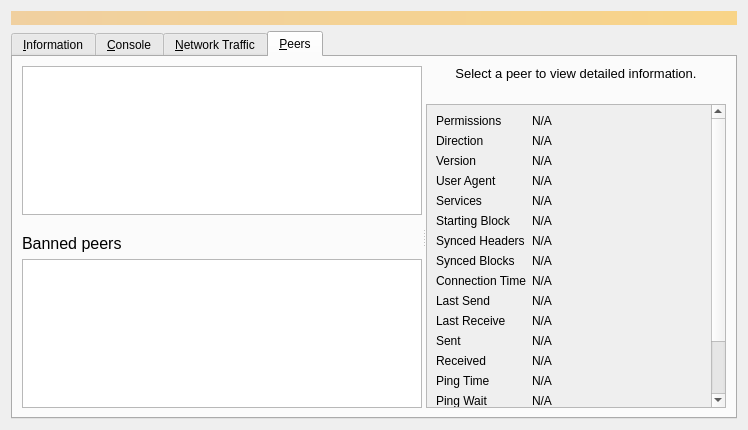
This is src/qt/forms/debugwindow.ui in widecoin-project/widecoin as Qt 5 draws it before an edit. The edited form follows.
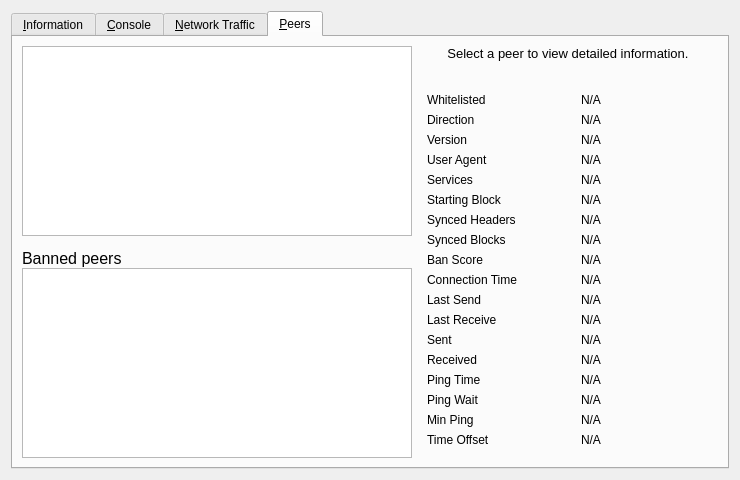
This is the edited form. The open tabs and pages were chosen to show the change. Icons and pictures are not drawn. Custom widgets are drawn as their Qt base class.

What changed in the file:
```diff
--- a/src/qt/forms/debugwindow.ui
+++ b/src/qt/forms/debugwindow.ui
@@ -14,25 +14,6 @@
    <string>Node window</string>
   </property>
   <layout class="QVBoxLayout" name="verticalLayout_2">
-   <item>
-    <widget class="QLabel" name="label_alerts">
-     <property name="visible">
-      <bool>false</bool>
-     </property>
-     <property name="styleSheet">
-      <string notr="true">QLabel { background-color: qlineargradient(x1: 0, y1: 0, x2: 1, y2: 0, stop:0 #F0D0A0, stop:1 #F8D488); color:#000000; }</string>
-     </property>
-     <property name="wordWrap">
-      <bool>true</bool>
-     </property>
-     <property name="margin">
-      <number>3</number>
-     </property>
-     <property name="textInteractionFlags">
-      <set>Qt::TextSelectableByMouse</set>
-     </property>
-    </widget>
-   </item>
    <item>
     <widget class="QTabWidget" name="tabWidget">
      <property name="currentIndex">
@@ -921,31 +902,17 @@
       <attribute name="title">
        <string>&amp;Peers</string>
       </attribute>
-      <layout class="QVBoxLayout" name="verticalLayout_6">
-       <item>
-        <widget class="QSplitter" name="splitter">
-         <property name="orientation">
-          <enum>Qt::Horizontal</enum>
+      <layout class="QGridLayout" name="gridLayout_2">
+       <item row="0" column="0" rowspan="2">
+        <layout class="QVBoxLayout" name="verticalLayout_101">
+         <property name="spacing">
+          <number>0</number>
          </property>
-         <property name="childrenCollapsible">
-          <bool>false</bool>
-         </property>
-         <widget class="QWidget" name="widget_1" native="true">
-          <property name="sizePolicy">
-           <sizepolicy hsizetype="MinimumExpanding" vsizetype="Preferred">
-            <horstretch>1</horstretch>
-            <verstretch>0</verstretch>
-           </sizepolicy>
-          </property>
-          <property name="minimumSize">
-           <size>
-            <width>400</width>
-            <height>0</height>
-           </size>
-          </property>
-          <layout class="QVBoxLayout" name="verticalLayout_7">
            <item>
             <widget class="QTableView" name="peerWidget">
+           <property name="horizontalScrollBarPolicy">
+            <enum>Qt::ScrollBarAsNeeded</enum>
+           </property>
              <property name="tabKeyNavigation">
               <bool>false</bool>
              </property>
@@ -967,7 +934,7 @@
              </property>
              <property name="minimumSize">
               <size>
-               <width>0</width>
+             <width>300</width>
                <height>32</height>
               </size>
              </property>
@@ -1001,6 +968,15 @@
            </item>
            <item>
             <widget class="QTableView" name="banlistWidget">
+           <property name="sizePolicy">
+            <sizepolicy hsizetype="Expanding" vsizetype="Expanding">
+             <horstretch>0</horstretch>
+             <verstretch>0</verstretch>
+            </sizepolicy>
+           </property>
+           <property name="horizontalScrollBarPolicy">
+            <enum>Qt::ScrollBarAsNeeded</enum>
+           </property>
              <property name="tabKeyNavigation">
               <bool>false</bool>
              </property>
@@ -1013,22 +989,8 @@
             </widget>
            </item>
           </layout>
-         </widget>
-         <widget class="QWidget" name="widget_2" native="true">
-          <property name="sizePolicy">
-           <sizepolicy hsizetype="Minimum" vsizetype="Preferred">
-            <horstretch>0</horstretch>
-            <verstretch>0</verstretch>
-           </sizepolicy>
-          </property>
-          <property name="minimumSize">
-           <size>
-            <width>300</width>
-            <height>0</height>
-           </size>
-          </property>
-          <layout class="QVBoxLayout" name="verticalLayout_8">
-           <item>
+       </item>
+       <item row="0" column="1">
             <widget class="QLabel" name="peerHeading">
              <property name="sizePolicy">
               <sizepolicy hsizetype="Preferred" vsizetype="Minimum">
@@ -1038,7 +1000,7 @@
              </property>
              <property name="minimumSize">
               <size>
-               <width>0</width>
+           <width>300</width>
                <height>32</height>
               </size>
              </property>
@@ -1064,30 +1026,24 @@
              </property>
             </widget>
            </item>
-           <item>
-            <widget class="QScrollArea" name="scrollArea">
-             <property name="widgetResizable">
-              <bool>true</bool>
-             </property>
-             <widget class="QWidget" name="detailWidget">
-              <property name="geometry">
-               <rect>
-                <x>0</x>
-                <y>0</y>
+       <item row="1" column="1">
+        <widget class="QWidget" name="detailWidget" native="true">
+         <property name="minimumSize">
+          <size>
                 <width>300</width>
-                <height>426</height>
-               </rect>
-              </property>
-              <layout class="QGridLayout" name="gridLayout_2" columnstretch="0,1">
+           <height>0</height>
+          </size>
+         </property>
+         <layout class="QGridLayout" name="gridLayout_3">
                <item row="0" column="0">
                 <widget class="QLabel" name="label_30">
                  <property name="text">
-                  <string>Permissions</string>
+             <string>Whitelisted</string>
                  </property>
                 </widget>
                </item>
-               <item row="0" column="1">
-                <widget class="QLabel" name="peerPermissions">
+          <item row="0" column="2">
+           <widget class="QLabel" name="peerWhitelisted">
                  <property name="cursor">
                   <cursorShape>IBeamCursor</cursorShape>
                  </property>
@@ -1109,7 +1065,7 @@
                  </property>
                 </widget>
                </item>
-               <item row="1" column="1">
+          <item row="1" column="2">
                 <widget class="QLabel" name="peerDirection">
                  <property name="cursor">
                   <cursorShape>IBeamCursor</cursorShape>
@@ -1132,7 +1088,7 @@
                  </property>
                 </widget>
                </item>
-               <item row="2" column="1">
+          <item row="2" column="2">
                 <widget class="QLabel" name="peerVersion">
                  <property name="cursor">
                   <cursorShape>IBeamCursor</cursorShape>
@@ -1155,7 +1111,7 @@
                  </property>
                 </widget>
                </item>
-               <item row="3" column="1">
+          <item row="3" column="2">
                 <widget class="QLabel" name="peerSubversion">
                  <property name="cursor">
                   <cursorShape>IBeamCursor</cursorShape>
@@ -1178,7 +1134,7 @@
                  </property>
                 </widget>
                </item>
-               <item row="4" column="1">
+          <item row="4" column="2">
                 <widget class="QLabel" name="peerServices">
                  <property name="cursor">
                   <cursorShape>IBeamCursor</cursorShape>
@@ -1201,7 +1157,7 @@
                  </property>
                 </widget>
                </item>
-               <item row="5" column="1">
+          <item row="5" column="2">
                 <widget class="QLabel" name="peerHeight">
                  <property name="cursor">
                   <cursorShape>IBeamCursor</cursorShape>
@@ -1224,7 +1180,7 @@
                  </property>
                 </widget>
                </item>
-               <item row="6" column="1">
+          <item row="6" column="2">
                 <widget class="QLabel" name="peerSyncHeight">
                  <property name="cursor">
                   <cursorShape>IBeamCursor</cursorShape>
@@ -1247,7 +1203,7 @@
                  </property>
                 </widget>
                </item>
-               <item row="7" column="1">
+          <item row="7" column="2">
                 <widget class="QLabel" name="peerCommonHeight">
                  <property name="cursor">
                   <cursorShape>IBeamCursor</cursorShape>
@@ -1264,13 +1220,36 @@
                 </widget>
                </item>
                <item row="8" column="0">
+           <widget class="QLabel" name="label_24">
+            <property name="text">
+             <string>Ban Score</string>
+            </property>
+           </widget>
+          </item>
+          <item row="8" column="2">
+           <widget class="QLabel" name="peerBanScore">
+            <property name="cursor">
+             <cursorShape>IBeamCursor</cursorShape>
+            </property>
+            <property name="text">
+             <string>N/A</string>
+            </property>
+            <property name="textFormat">
+             <enum>Qt::PlainText</enum>
+            </property>
+            <property name="textInteractionFlags">
+             <set>Qt::LinksAccessibleByMouse|Qt::TextSelectableByKeyboard|Qt::TextSelectableByMouse</set>
+            </property>
+           </widget>
+          </item>
+          <item row="9" column="0">
                 <widget class="QLabel" name="label_22">
                  <property name="text">
                   <string>Connection Time</string>
                  </property>
                 </widget>
                </item>
-               <item row="8" column="1">
+          <item row="9" column="2">
                 <widget class="QLabel" name="peerConnTime">
                  <property name="cursor">
                   <cursorShape>IBeamCursor</cursorShape>
@@ -1286,14 +1265,14 @@
                  </property>
                 </widget>
                </item>
-               <item row="9" column="0">
+          <item row="10" column="0">
                 <widget class="QLabel" name="label_15">
                  <property name="text">
                   <string>Last Send</string>
                  </property>
                 </widget>
                </item>
-               <item row="9" column="1">
+          <item row="10" column="2">
                 <widget class="QLabel" name="peerLastSend">
                  <property name="cursor">
                   <cursorShape>IBeamCursor</cursorShape>
@@ -1309,14 +1288,14 @@
                  </property>
                 </widget>
                </item>
-               <item row="10" column="0">
+          <item row="11" column="0">
                 <widget class="QLabel" name="label_19">
                  <property name="text">
                   <string>Last Receive</string>
                  </property>
                 </widget>
                </item>
-               <item row="10" column="1">
+          <item row="11" column="2">
                 <widget class="QLabel" name="peerLastRecv">
                  <property name="cursor">
                   <cursorShape>IBeamCursor</cursorShape>
@@ -1332,14 +1311,14 @@
                  </property>
                 </widget>
                </item>
-               <item row="11" column="0">
+          <item row="12" column="0">
                 <widget class="QLabel" name="label_18">
                  <property name="text">
                   <string>Sent</string>
                  </property>
                 </widget>
                </item>
-               <item row="11" column="1">
+          <item row="12" column="2">
                 <widget class="QLabel" name="peerBytesSent">
                  <property name="cursor">
                   <cursorShape>IBeamCursor</cursorShape>
@@ -1355,14 +1334,14 @@
                  </property>
                 </widget>
                </item>
-               <item row="12" column="0">
+          <item row="13" column="0">
                 <widget class="QLabel" name="label_20">
                  <property name="text">
                   <string>Received</string>
                  </property>
                 </widget>
                </item>
-               <item row="12" column="1">
+          <item row="13" column="2">
                 <widget class="QLabel" name="peerBytesRecv">
                  <property name="cursor">
                   <cursorShape>IBeamCursor</cursorShape>
@@ -1378,14 +1357,14 @@
                  </property>
                 </widget>
                </item>
-               <item row="13" column="0">
+          <item row="14" column="0">
                 <widget class="QLabel" name="label_26">
                  <property name="text">
                   <string>Ping Time</string>
                  </property>
                 </widget>
                </item>
-               <item row="13" column="1">
+          <item row="14" column="2">
                 <widget class="QLabel" name="peerPingTime">
                  <property name="cursor">
                   <cursorShape>IBeamCursor</cursorShape>
@@ -1401,7 +1380,7 @@
                  </property>
                 </widget>
                </item>
-               <item row="14" column="0">
+          <item row="15" column="0">
                 <widget class="QLabel" name="peerPingWaitLabel">
                  <property name="toolTip">
                   <string>The duration of a currently outstanding ping.</string>
@@ -1411,7 +1390,7 @@
                  </property>
                 </widget>
                </item>
-               <item row="14" column="1">
+          <item row="15" column="2">
                 <widget class="QLabel" name="peerPingWait">
                  <property name="cursor">
                   <cursorShape>IBeamCursor</cursorShape>
@@ -1427,14 +1406,14 @@
                  </property>
                 </widget>
                </item>
-               <item row="15" column="0">
+          <item row="16" column="0">
                 <widget class="QLabel" name="peerMinPingLabel">
                  <property name="text">
                   <string>Min Ping</string>
                  </property>
                 </widget>
                </item>
-               <item row="15" column="1">
+          <item row="16" column="2">
                 <widget class="QLabel" name="peerMinPing">
                  <property name="cursor">
                   <cursorShape>IBeamCursor</cursorShape>
@@ -1450,14 +1429,14 @@
                  </property>
                 </widget>
                </item>
-               <item row="16" column="0">
+          <item row="17" column="0">
                 <widget class="QLabel" name="label_timeoffset">
                  <property name="text">
                   <string>Time Offset</string>
                  </property>
                 </widget>
                </item>
-               <item row="16" column="1">
+          <item row="17" column="2">
                 <widget class="QLabel" name="timeoffset">
                  <property name="cursor">
                   <cursorShape>IBeamCursor</cursorShape>
@@ -1473,33 +1452,7 @@
                  </property>
                 </widget>
                </item>
-               <item row="17" column="0">
-                <widget class="QLabel" name="peerMappedASLabel">
-                 <property name="toolTip">
-                  <string>The mapped Autonomous System used for diversifying peer selection.</string>
-                 </property>
-                 <property name="text">
-                  <string>Mapped AS</string>
-                 </property>
-                </widget>
-               </item>
-               <item row="17" column="1">
-                <widget class="QLabel" name="peerMappedAS">
-                 <property name="cursor">
-                  <cursorShape>IBeamCursor</cursorShape>
-                 </property>
-                 <property name="text">
-                  <string>N/A</string>
-                 </property>
-                 <property name="textFormat">
-                  <enum>Qt::PlainText</enum>
-                 </property>
-                 <property name="textInteractionFlags">
-                  <set>Qt::LinksAccessibleByMouse|Qt::TextSelectableByKeyboard|Qt::TextSelectableByMouse</set>
-                 </property>
-                </widget>
-               </item>
-               <item row="18" column="0">
+          <item row="18" column="1">
                 <spacer name="verticalSpacer_3">
                  <property name="orientation">
                   <enum>Qt::Vertical</enum>
@@ -1513,11 +1466,6 @@
                 </spacer>
                </item>
               </layout>
-             </widget>
-            </widget>
-           </item>
-          </layout>
-         </widget>
         </widget>
        </item>
       </layout>
```
Left out of the diff: 100 changed lines with no effect on the pictures. Lines whose indentation alone changed are shown as unchanged.
